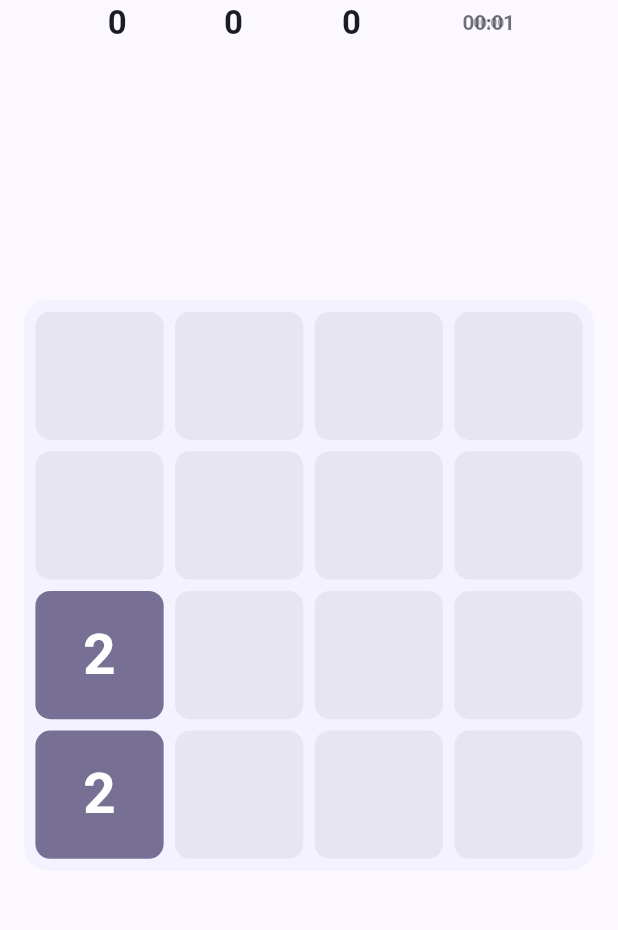
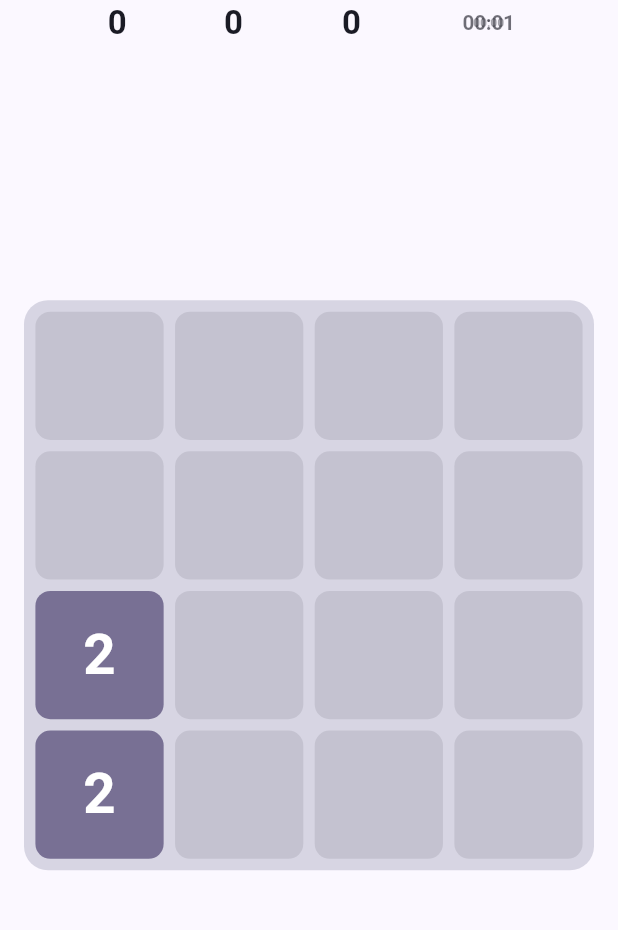
Before and after one commit to Notcommon-trader/JustPlay, a Flutter app: the screen it shows after launch, after a tap on "2048", on a phone screen of 412 x 824 dp, the part 128-1058 px from its top. Run offline on Flutter 3.47's test engine with Material 3 defaults, Android fonts, the phone set to English and light mode, and no system bars; our stand-ins replace shared_preferences.

Commit message:
Give the boards and cards a real edge on device
Follow-up to the contrast change, from the same emulator session. Two
surfaces were still a single tone off the page behind them:

The home cards used surfaceContainerLow, so the first screen anyone
opens read as unseparated text rather than a list of things to tap.

The 2048 board used surfaceContainerLow for its frame and a 0.06-alpha
recess for empty cells - alone among the boards, every other one already
used surfaceContainerHighest. The grid appeared to float with no edge.

Both now sit clearly above the page, and the board reads as three
layers: frame, recess, tile. Goldens regenerated and inspected.

Co-Authored-By: Claude Opus 5 <noreply@anthropic.com>

```diff
--- a/apps/timekiller/lib/home_screen.dart
+++ b/apps/timekiller/lib/home_screen.dart
@@ -153,7 +153,10 @@ class _GameCardState extends State<_GameCard> {
               child: Container(
                 padding: const EdgeInsets.all(JpSpace.lg),
                 decoration: BoxDecoration(
-                  color: scheme.surfaceContainerLow,
+                  // High, not Low. On a phone the cards were a single tone off
+                  // the page and the list read as unseparated text — the first
+                  // screen anyone sees, looking like nothing had been designed.
+                  color: scheme.surfaceContainerHigh,
                   borderRadius: JpRadius.md,
                   boxShadow: JpElevation.low(scheme.shadow),
                 ),
--- a/packages/jp_games/lib/src/game_2048/board_2048_view.dart
+++ b/packages/jp_games/lib/src/game_2048/board_2048_view.dart
@@ -151,7 +151,11 @@ class _Board2048ViewState extends State<Board2048View> {
 
                   return DecoratedBox(
                     decoration: BoxDecoration(
-                      color: Theme.of(context).colorScheme.surfaceContainerLow,
+                      // surfaceContainerHighest, matching every other board in
+                      // the catalogue. This one was surfaceContainerLow — a tone
+                      // away from the page behind it, so on a phone the board had
+                      // no edge and the grid appeared to float on the background.
+                      color: Theme.of(context).colorScheme.surfaceContainerHighest,
                       borderRadius: JpRadius.md,
                     ),
                     child: Padding(
--- a/packages/jp_games/lib/src/game_2048/tile_palette.dart
+++ b/packages/jp_games/lib/src/game_2048/tile_palette.dart
@@ -13,8 +13,10 @@ import 'package:flutter/material.dart';
 abstract final class TilePalette {
   static Color background(ColorScheme scheme, int value) {
     if (value == 0) {
-      // Empty cell: a recess in the board, not a tile.
-      return scheme.onSurface.withValues(alpha: 0.06);
+      // Empty cell: a recess in the board, not a tile. The alpha was 0.06 and
+      // the recess was invisible on a real screen — deep enough to see, still
+      // shallow enough that empty squares never compete with occupied ones.
+      return scheme.onSurface.withValues(alpha: 0.10);
     }
 
     // Tiles double, so the exponent is the natural scale. 2 -> 1, 4 -> 2 …
```
Also changed, not shown: 5 other files.
